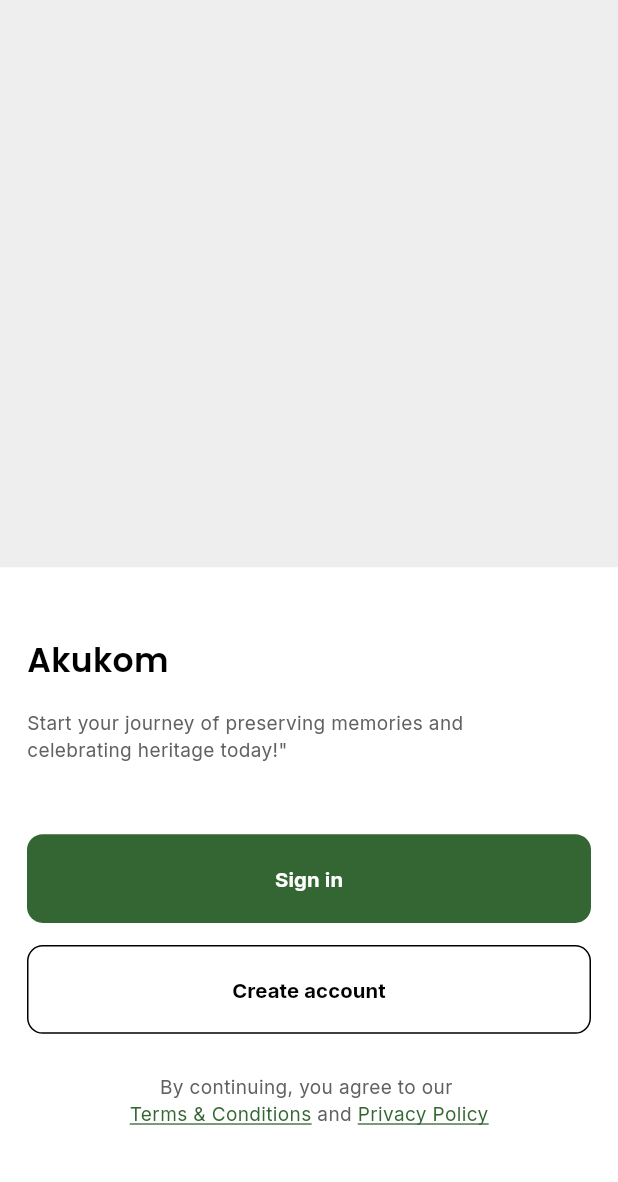
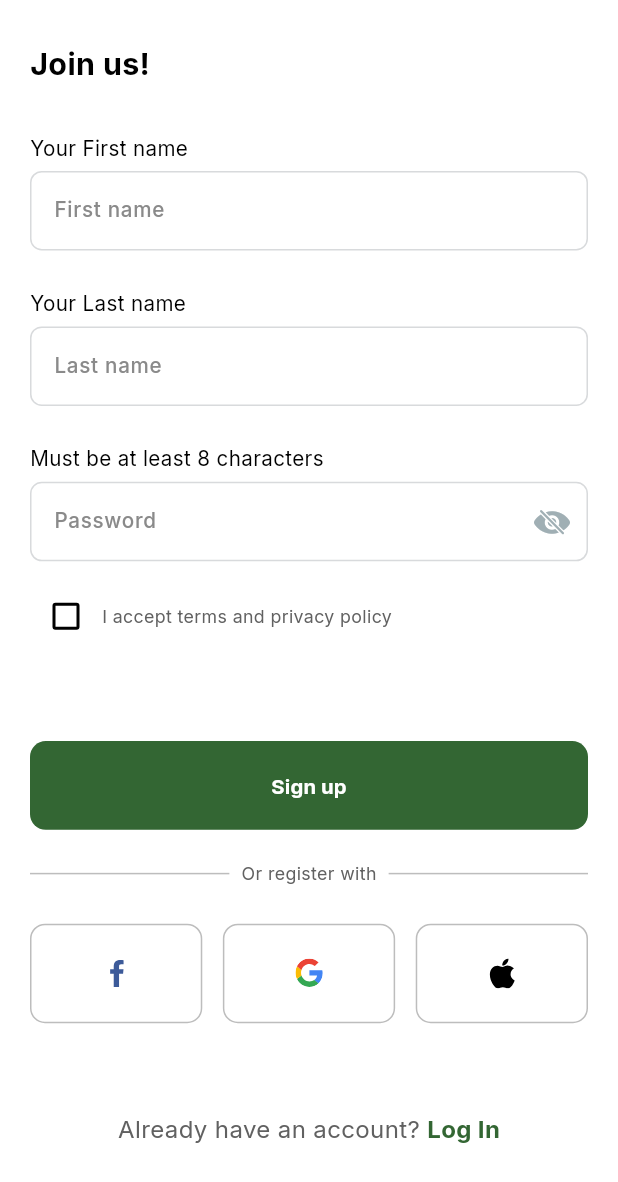
Before and after one commit to CinematicsOrg/akukom-mobile, a Flutter app: the NormalScaffoldWidget screen opened directly, on a phone screen of 412 x 824 dp. Shown: the top 1182 px of the screen. Run offline on Flutter 3.47's test engine with Material 2 defaults, Android fonts, the phone set to English and light mode, and no system bars; our stand-ins replace bloc, cached_network_image, equatable, flutter_bloc, flutter_dotenv, flutter_screenutil and 9 more; accounts and stored records are empty; project files that could hold a hidden picture were left out.

Commit message:
create account screen

```diff
--- a/lib/cores/components/custom_textfiled.dart
+++ b/lib/cores/components/custom_textfiled.dart
@@ -67,10 +67,10 @@ class _TextFieldWidgetState extends State<TextFieldWidget> {
           crossAxisAlignment: CrossAxisAlignment.start,
           children: [
             if (widget.title != null)
-              TextWidget(
+              Text(
                 widget.title!,
-                fontSize: sp(16),
-                fontWeight: FontWeight.w500,
+                style: GoogleFonts.inter(
+                    color: isDarkMode ? kcWhite : kcBlack, fontSize: sp(13)),
               ),
             verticalSpace(5),
             TextFormField(
@@ -98,12 +98,12 @@ class _TextFieldWidgetState extends State<TextFieldWidget> {
                 filled: true,
                 fillColor: isDarkMode
                     ? const Color(0xff272727).withOpacity(0.1)
-                    : const Color(0xFFF5F6F6),
+                    : kcWhite,
                 border: OutlineInputBorder(
                   borderSide: BorderSide(
                     color: isDarkMode
                         ? kcGrey100.withOpacity(0.2)
-                        : const Color(0xFFF5F6F6),
+                        : const Color(0xFFD8DADC),
                   ),
                   borderRadius: BorderRadius.circular(sr(8)),
                 ),
@@ -123,7 +123,7 @@ class _TextFieldWidgetState extends State<TextFieldWidget> {
                   borderSide: BorderSide(
                     color: isDarkMode
                         ? kcGrey100.withOpacity(0.2)
-                        : const Color(0xFFF5F6F6),
+                        : const Color(0xFFD8DADC),
                   ),
                   borderRadius: BorderRadius.circular(sr(8)),
                 ),
@@ -131,17 +131,19 @@ class _TextFieldWidgetState extends State<TextFieldWidget> {
                   borderSide: BorderSide(
                     color: isDarkMode
                         ? kcGrey100.withOpacity(0.2)
-                        : const Color(0xFFF5F6F6),
+                        : const Color(0xFFD8DADC),
                   ),
                   borderRadius: BorderRadius.circular(sr(8)),
                 ),
                 hintText: widget.hintText,
                 hintStyle: GoogleFonts.inter(
-                  color: Theme.of(context)
-                      .textTheme
-                      .titleMedium!
-                      .color!
-                      .withOpacity(0.3),
+                  color: isDarkMode
+                      ? Theme.of(context)
+                          .textTheme
+                          .titleMedium!
+                          .color!
+                          .withOpacity(0.3)
+                      : const Color(0xFF8A8A8A),
                   fontWeight: FontWeight.w500,
                   fontSize: sp(13),
                 ),
--- a/lib/cores/constants/icons.dart
+++ b/lib/cores/constants/icons.dart
@@ -8,4 +8,9 @@ class AppIcons {
   static const String bigGreenTick = '$_dir/big_green_tick.svg';
   static const String greenTick = '$_dir/green_tick.svg';
   static const String nigerianFlag = '$_dir/nigerian_flag.svg';
+
+  // create account
+  static const String apple = '$_dir/Apple.svg';
+  static const String facebook = '$_dir/Facebook.svg';
+  static const String google = '$_dir/Google.svg';
 }
--- a/lib/cores/constants/strings.dart
+++ b/lib/cores/constants/strings.dart
@@ -26,4 +26,18 @@ class AppStrings {
   static const String termsAndConditions = 'Terms & Conditions';
   static const String and = ' and ';
   static const String privacyPolicy = 'Privacy Policy';
+
+  // Create Account Screen
+  static const String joinUs = 'Join us!';
+  static const String firstName = 'First name';
+  static const String firstNameHint = 'Your First name';
+  static const String lastName = 'Last name';
+  static const String lastNameHint = 'Your Last name';
+  static const String password = 'Password';
+  static const String passwordHint = 'Must be at least 8 characters';
+  static const String iAccept = 'I accept terms and privacy policy';
+  static const String signUp = 'Sign up';
+  static const String orRegisterWith = 'Or register with';
+  static const String alreadyHaveAnAccount = 'Already have an account? ';
+  static const String login = 'Log In';
 }
--- a/lib/cores/navigator/router_generator.dart
+++ b/lib/cores/navigator/router_generator.dart
@@ -1,5 +1,6 @@
 import 'dart:io';
 
+import 'package:akukom/features/auth/__auth.dart';
 import 'package:akukom/opening_account_screen.dart';
 import 'package:akukom/opening_screen.dart';
 import 'package:akukom/splash_screen.dart';
@@ -22,6 +23,9 @@ class RouteGenerator {
       case OpeningAccountScreen.routeName:
         return pageRoute(const OpeningAccountScreen());
 
+      case CreateAccountView.routeName:
+        return pageRoute(const CreateAccountView());
+
       default:
         return errorRoute();
     }
--- /dev/null
+++ b/lib/features/auth/__auth.dart
@@ -0,0 +1,3 @@
+export 'presentation/__presentation.dart';
+export 'domain/__domain.dart';
+export 'data/__data.dart';
--- /dev/null
+++ b/lib/features/auth/presentation/__presentation.dart
@@ -0,0 +1,2 @@
+export 'widgets/__widgets.dart';
+export 'views/__views.dart';
--- /dev/null
+++ b/lib/features/auth/presentation/views/__views.dart
@@ -0,0 +1 @@
+export 'create_account_view.dart';
--- /dev/null
+++ b/lib/features/auth/presentation/views/create_account_view.dart
@@ -0,0 +1,176 @@
+import 'package:akukom/cores/utils/utils.dart';
+import 'package:flutter/material.dart';
+
+import 'package:akukom/cores/components/components.dart';
+import 'package:akukom/features/auth/presentation/__presentation.dart';
+
+import 'package:akukom/cores/constants/__constants.dart';
+
+class CreateAccountView extends StatelessWidget {
+  static const String routeName = '/create-account';
+  const CreateAccountView({super.key});
+
+  @override
+  Widget build(BuildContext context) {
+    return NormalScaffoldWidget(
+      useSingleScroll: false,
+      body: Column(
+        crossAxisAlignment: CrossAxisAlignment.start,
+        children: [
+          verticalSpace(30),
+          const AuthHeaderWidget(AppStrings.joinUs),
+          verticalSpace(35),
+          const Expanded(
+            child: _CreateAccountForm(),
+          )
+        ],
+      ),
+    );
+  }
+}
+
+class _CreateAccountForm extends StatefulWidget {
+  const _CreateAccountForm();
+
+  @override
+  State<_CreateAccountForm> createState() => _CreateAccountFormState();
+}
+
+class _CreateAccountFormState extends State<_CreateAccountForm> {
+  final TextEditingController _firstNameController = TextEditingController();
+  final TextEditingController _lastNameController = TextEditingController();
+  final TextEditingController _passwordController = TextEditingController();
+
+  @override
+  void dispose() {
+    _firstNameController.dispose();
+    _lastNameController.dispose();
+    _passwordController.dispose();
+    super.dispose();
+  }
+
+  @override
+  Widget build(BuildContext context) {
+    return SizedBox(
+      child: Column(
+        children: [
+          TextFieldWidget(
+            hintText: AppStrings.firstName,
+            title: AppStrings.firstNameHint,
+            textEditingController: _firstNameController,
+          ),
+          verticalSpace(24),
+          TextFieldWidget(
+            hintText: AppStrings.lastName,
+            title: AppStrings.lastNameHint,
+            textEditingController: _lastNameController,
+          ),
+          verticalSpace(24),
+          TextFieldWidget(
+            hintText: AppStrings.password,
+            title: AppStrings.passwordHint,
+            textEditingController: _passwordController,
+            isPassword: true,
+          ),
+          verticalSpace(12),
+          Row(
+            children: [
+              Checkbox(
+                value: false,
+                onChanged: (value) {},
+              ),
+              TextWidget(
+                AppStrings.iAccept,
+                fontSize: sp(14),
+                textColor: kcBlack700,
+                fontWeight: FontWeight.w400,
+              ),
+            ],
+          ),
+          verticalSpace(56),
+          Button(
+            text: AppStrings.signUp,
+            onTap: () {},
+          ),
+          verticalSpace(12),
+          Row(
+            children: [
+              const Expanded(
+                child: Divider(
+                  color: kcGrey400,
+                ),
+              ),
+              Padding(
+                padding: const EdgeInsets.all(8.0),
+                child: TextWidget(
+                  AppStrings.orRegisterWith,
+                  fontSize: sp(14),
+                  textColor: kcBlack700,
+                  fontWeight: FontWeight.w400,
+                ),
+              ),
+              const Expanded(
+                child: Divider(
+                  color: kcGrey400,
+                ),
+              ),
+            ],
+          ),
+          verticalSpace(16),
+          Row(
+            children: [
+              const _SignUpOptions(
+                imagePath: AppIcons.facebook,
+              ),
+              horizontalSpace(13),
+              const _SignUpOptions(
+                imagePath: AppIcons.google,
+              ),
+              horizontalSpace(13),
+              const _SignUpOptions(
+                imagePath: AppIcons.apple,
+              ),
+            ],
+          ),
+          const Expanded(
+            child: Center(
+              child: TwoSpanTextWidget(
+                AppStrings.alreadyHaveAnAccount,
+                AppStrings.login,
+                textColor: kcBlack700,
+                textColor2: kcPrimaryColor,
+                fontWeight2: FontWeight.w700,
+              ),
+            ),
+          ),
+        ],
+      ),
+    );
+  }
+}
+
+class _SignUpOptions extends StatelessWidget {
+  final String imagePath;
+  const _SignUpOptions({required this.imagePath});
+
+  @override
+  Widget build(BuildContext context) {
+    return Expanded(
+      child: Container(
+        decoration: BoxDecoration(
+          border: Border.all(
+            color: kcGrey400,
+          ),
+          borderRadius: BorderRadius.circular(10),
+        ),
+        child: Padding(
+          padding: EdgeInsets.symmetric(horizontal: sp(18), vertical: sp(21)),
+          child: Svg(
+            path: imagePath,
+            svgType: SvgType.asset,
+          ),
+        ),
+      ),
+    );
+  }
+}
--- /dev/null
+++ b/lib/features/auth/presentation/widgets/__widgets.dart
@@ -0,0 +1 @@
+export 'auth_headers_widget.dart';
--- /dev/null
+++ b/lib/features/auth/presentation/widgets/auth_headers_widget.dart
@@ -0,0 +1,17 @@
+import 'package:akukom/cores/components/custom_text_widget.dart';
+import 'package:akukom/cores/utils/sizer_utils.dart';
+import 'package:flutter/material.dart';
+
+class AuthHeaderWidget extends StatelessWidget {
+  final String text;
+  const AuthHeaderWidget(this.text, {super.key});
+
+  @override
+  Widget build(BuildContext context) {
+    return TextWidget.bold(
+      text,
+      fontSize: sp(24),
+      textColor: Theme.of(context).textTheme.titleMedium!.color,
+    );
+  }
+}
--- a/lib/opening_account_screen.dart
+++ b/lib/opening_account_screen.dart
@@ -2,7 +2,9 @@ import 'package:akukom/cores/components/components.dart';
 import 'package:akukom/cores/constants/color.dart';
 import 'package:akukom/cores/constants/extensions.dart';
 import 'package:akukom/cores/constants/strings.dart';
+import 'package:akukom/cores/navigator/app_router.dart';
 import 'package:akukom/cores/utils/sizer_utils.dart';
+import 'package:akukom/features/auth/__auth.dart';
 import 'package:flutter/material.dart';
 import 'package:google_fonts/google_fonts.dart';
 
@@ -74,7 +76,11 @@ class _OpeningAccountWidget extends StatelessWidget {
           verticalSpace(14),
           Button.withBorderLine(
             text: AppStrings.createAccount,
-            onTap: () {},
+            onTap: () {
+              AppRouter.instance.navigateTo(
+                CreateAccountView.routeName,
+              );
+            },
             color: kcWhite,
             textColor: kcBlack,
             borderColor: kcBlack,
```
Also changed, not shown: assets/svg/Apple.svg (added), assets/svg/Facebook.svg (added), assets/svg/Google.svg (added), lib/features/auth/data/__data.dart (added), lib/features/auth/domain/__domain.dart (added).
